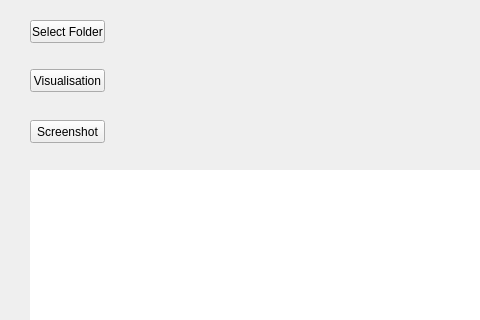
Olam1/ProjetMulti, file user_interface.ui: the form before one commit; both pictures show x 0 to 480 and y 0 to 320 of the 1280 by 720 pixel window.
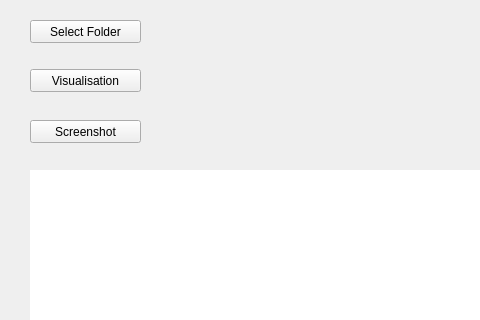
The form after the commit. Icons and pictures are not drawn.

Commit message: Bar des menus

What changed in the file:
```diff
--- a/user_interface.ui
+++ b/user_interface.ui
@@ -50,7 +50,7 @@
      <rect>
       <x>30</x>
       <y>69</y>
-      <width>75</width>
+      <width>111</width>
       <height>23</height>
      </rect>
     </property>
@@ -66,7 +66,7 @@
      <rect>
       <x>30</x>
       <y>20</y>
-      <width>75</width>
+      <width>111</width>
       <height>23</height>
      </rect>
     </property>
@@ -423,7 +423,7 @@
      <rect>
       <x>30</x>
       <y>120</y>
-      <width>75</width>
+      <width>111</width>
       <height>23</height>
      </rect>
     </property>
```
The commit also changes 1 other file.
